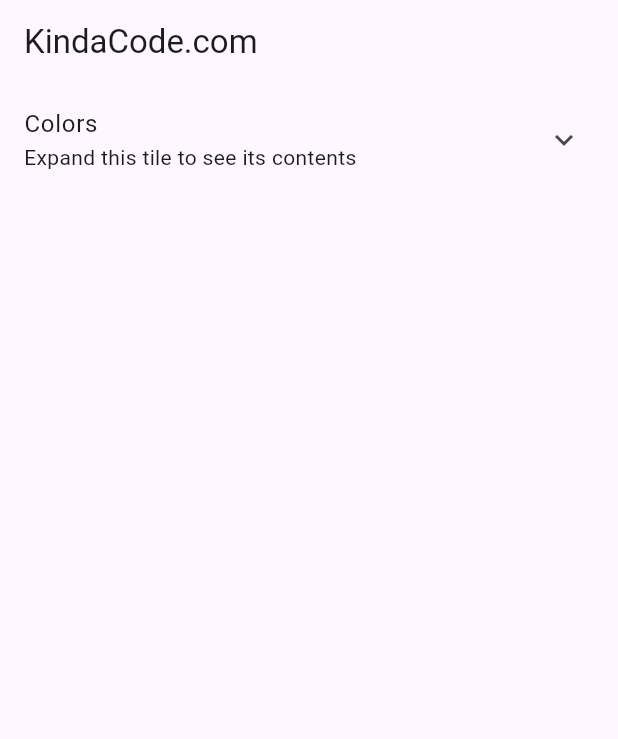
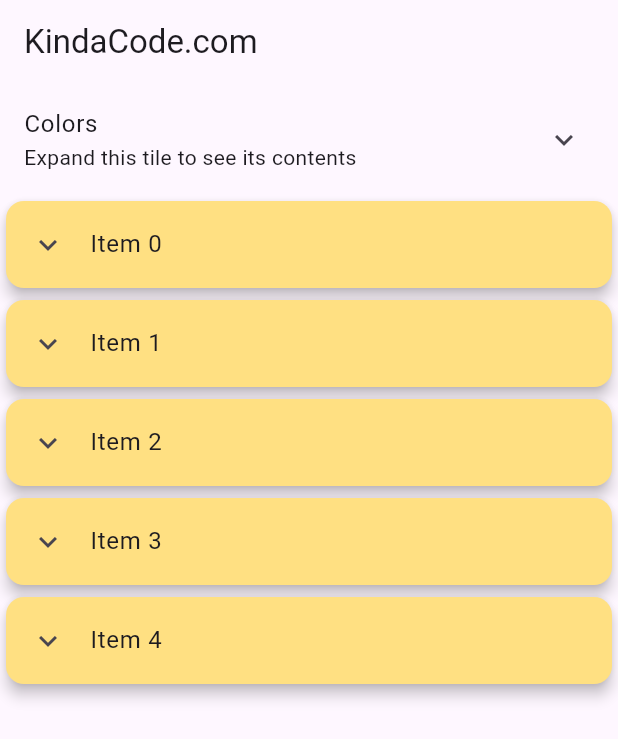
Before and after one commit to msyamsularif/localizations, a Flutter app: the screen it shows after launch, on a phone screen of 412 x 824 dp. Shown: the top 739 px of the screen. Run offline on Flutter 3.47's test engine with Material 2 defaults, Android fonts, the phone set to English and light mode, and no system bars; our stand-ins replace device_preview, easy_localization, equatable, flutter_bloc, flutter_screenutil.

Commit message:
Update home page

```diff
--- a/lib/home_page.dart
+++ b/lib/home_page.dart
@@ -39,7 +39,9 @@ class _HomePageState extends State<HomePage> {
   Widget build(BuildContext context) {
     return Scaffold(
       appBar: AppBar(title: const Text('KindaCode.com')),
-      body: ExpansionTile(
+      body: Column(
+        children: [
+          ExpansionTile(
             title: const Text('Colors'),
             subtitle: const Text('Expand this tile to see its contents'),
             // Contents
@@ -72,39 +74,43 @@ class _HomePageState extends State<HomePage> {
                 )
                 .toList(),
           ),
-      // ListView.builder(
-      //   itemCount: _items.length,
-      //   itemBuilder: (_, index) {
-      //     final item = _items[index];
-      //     return Card(
-      //       // this key is required to save and restore ExpansionTile expanded state
-      //       key: PageStorageKey(item['id']),
-      //       color: Colors.amber.shade200,
-      //       elevation: 4,
-      //       child: ExpansionTile(
-      //         controlAffinity: ListTileControlAffinity.leading,
-      //         childrenPadding:
-      //             const EdgeInsets.symmetric(vertical: 10, horizontal: 20),
-      //         expandedCrossAxisAlignment: CrossAxisAlignment.end,
-      //         maintainState: true,
-      //         title: Text(item['title']),
-      //         // contents
-      //         children: [
-      //           Text(item['content']),
-      //           // This button is used to remove this item
-      //           TextButton.icon(
-      //             onPressed: () => _removeItem(item['id']),
-      //             icon: const Icon(Icons.delete),
-      //             label: const Text(
-      //               'Remove',
-      //             ),
-      //             style: TextButton.styleFrom(primary: Colors.red),
-      //           )
-      //         ],
-      //       ),
-      //     );
-      //   },
-      // ),
+          Expanded(
+            child: ListView.builder(
+              itemCount: _items.length,
+              itemBuilder: (_, index) {
+                final item = _items[index];
+                return Card(
+                  // this key is required to save and restore ExpansionTile expanded state
+                  key: PageStorageKey(item['id']),
+                  color: Colors.amber.shade200,
+                  elevation: 4,
+                  child: ExpansionTile(
+                    controlAffinity: ListTileControlAffinity.leading,
+                    childrenPadding: const EdgeInsets.symmetric(
+                        vertical: 10, horizontal: 20),
+                    expandedCrossAxisAlignment: CrossAxisAlignment.end,
+                    maintainState: true,
+                    title: Text(item['title']),
+                    // contents
+                    children: [
+                      Text(item['content']),
+                      // This button is used to remove this item
+                      TextButton.icon(
+                        onPressed: () => _removeItem(item['id']),
+                        icon: const Icon(Icons.delete),
+                        label: const Text(
+                          'Remove',
+                        ),
+                        style: TextButton.styleFrom(primary: Colors.red),
+                      )
+                    ],
+                  ),
+                );
+              },
+            ),
+          ),
+        ],
+      ),
     );
   }
 }
```
Lines whose indentation alone changed are shown as unchanged.
